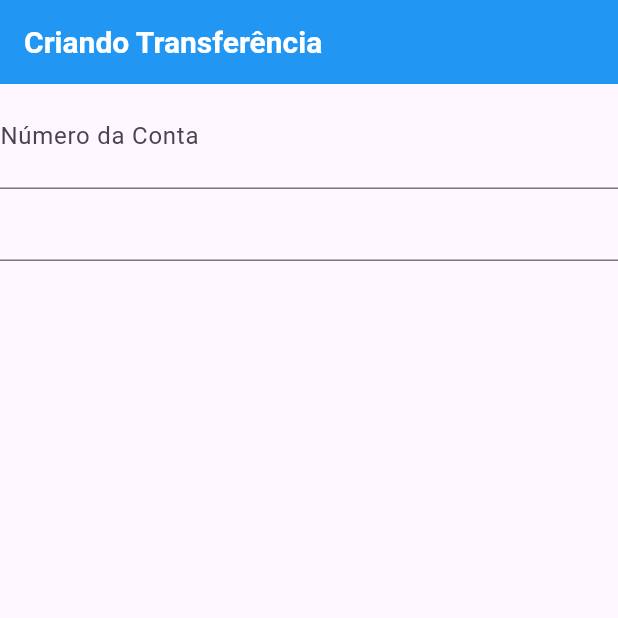
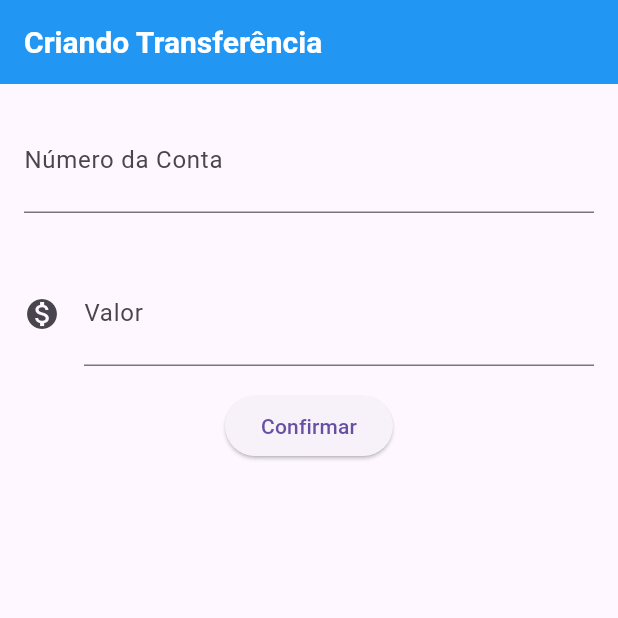
Before and after one commit to gabrielspirlan/bank, a Flutter app: the screen it shows after launch, on a phone screen of 412 x 824 dp, the top half of it. Run offline on Flutter 3.47's test engine with Material 3 defaults, Android fonts, the phone set to English and light mode, and no system bars.

Commit message:
Termino da construção do formulário

```diff
--- a/lib/main.dart
+++ b/lib/main.dart
@@ -10,6 +10,10 @@ class BankApp extends StatelessWidget {
 }
 
 class FormularioTransferencia extends StatelessWidget {
+  final TextEditingController _controladorCampoNumeroConta =
+      TextEditingController();
+  final TextEditingController _controladorCampoValor = TextEditingController();
+
   @override
   Widget build(BuildContext context) {
     return Scaffold(
@@ -27,17 +31,39 @@ class FormularioTransferencia extends StatelessWidget {
       ),
       body: Column(
         children: <Widget>[
-          TextField(
-            style: TextStyle(
-              fontSize: 25.0,
-
-            ),
-            decoration: InputDecoration(
-              labelText: "Número da Conta",
-              hintText: "0000",
+          Padding(
+            padding: const EdgeInsets.all(16.0),
+            child: TextField(
+              controller: _controladorCampoNumeroConta,
+              style: TextStyle(fontSize: 25.0),
+              decoration: InputDecoration(
+                labelText: "Número da Conta",
+                hintText: "0000",
+              ),
+              keyboardType: TextInputType.number,
             ),
           ),
-          TextField(),
+          Padding(
+            padding: const EdgeInsets.all(16.0),
+            child: TextField(
+              controller: _controladorCampoValor,
+              style: TextStyle(fontSize: 25.0),
+              decoration: InputDecoration(
+                labelText: "Valor",
+                hintText: "0.00",
+                icon: Icon(Icons.monetization_on),
+              ),
+              keyboardType: TextInputType.number,
+            ),
+          ),
+          ElevatedButton(
+            onPressed: () {
+              debugPrint("Transação confirmada");
+              debugPrint(_controladorCampoNumeroConta.text);
+              debugPrint(_controladorCampoValor.text);
+            },
+            child: Text("Confirmar"),
+          ),
         ],
       ),
     );
```
